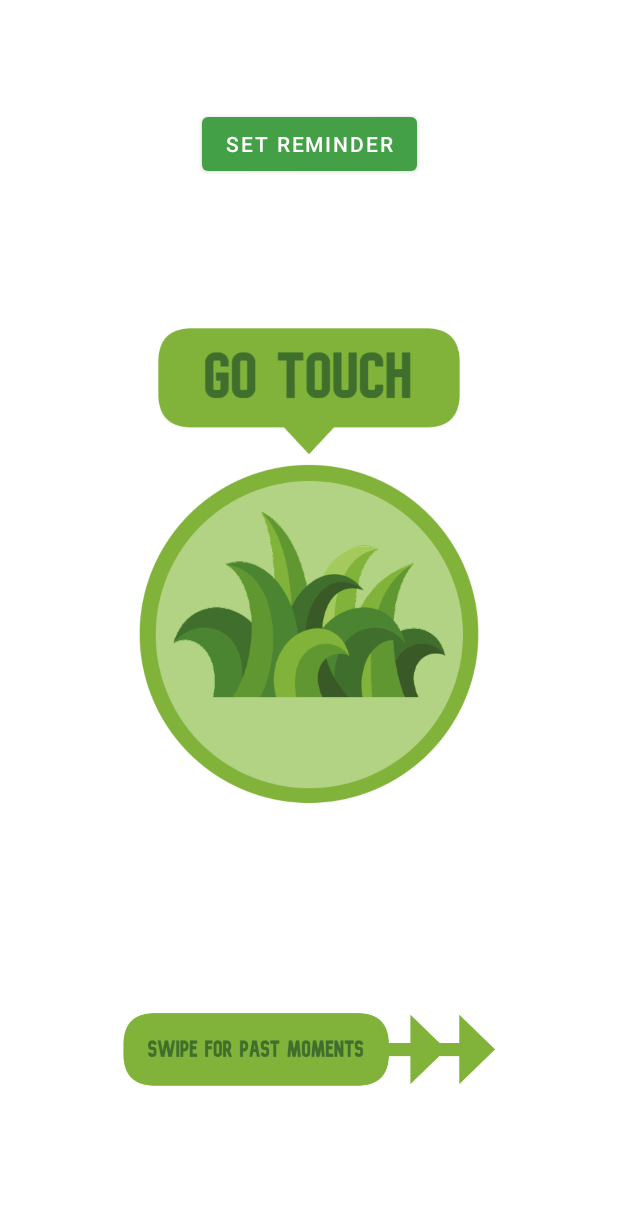
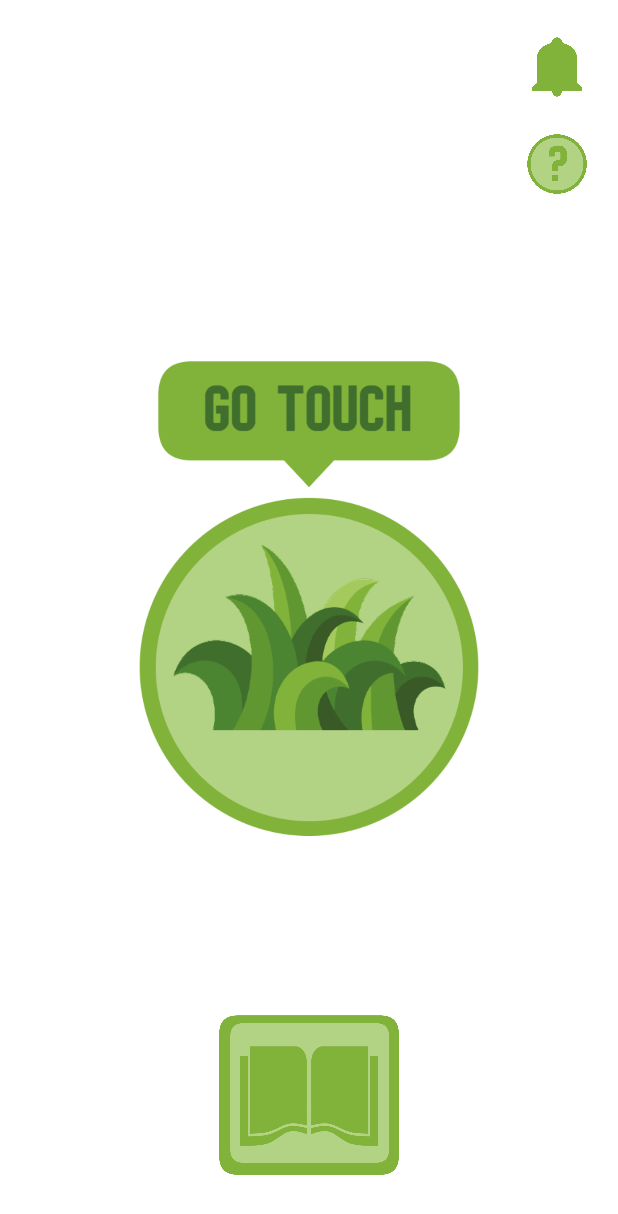
Before and after one commit to JonathanTNgo/Go-Touch-Grass, an Android app: the screen it shows after launch (MainActivity), on a phone screen of 412 x 824 dp. Shown: the top 1214 px of the screen. Run offline under Robolectric (Android 15) with nearby library versions, the phone set to English and light mode, and no system bars; 1 statement that could not run was skipped.

Commit message:
updated UI. Changed reminder button. Changed log button from swipe to button (remove onswipelistener.kt?), Added content descriptors to xmls

```diff
--- a/app/src/main/java/com/john/gotouchgrass/ui/order/GrassScreen.kt
+++ b/app/src/main/java/com/john/gotouchgrass/ui/order/GrassScreen.kt
@@ -54,9 +54,28 @@ class GrassScreen : Fragment()  {
         val viewModelFactory = SearchViewModelFactory(weatherAPI)
         weatherViewModel = ViewModelProvider(this, viewModelFactory).get(GrassScreenViewModel::class.java)
 
+        // Set for the grass button. Should switch to home fragment when clicked
         binding.grassImage.setOnClickListener {
             viewModel.startTime()
             findNavController().navigate(R.id.action_grassScreen_to_homeScreen)
+        }
+
+        // Notification button allows the user to set up a push notification reminder
+        binding.reminderButton.setOnClickListener {
+            val dialog = ReminderDialogFragment()
+            dialog.show(childFragmentManager, "DialogFragment")
+        }
+
+        // Book button opens the log fragment
+        binding.logButton.setOnClickListener {
+            Toast.makeText(activity, "Button Clicked", Toast.LENGTH_SHORT).show()
+            findNavController().navigate(R.id.action_grassScreen_to_frag_log)
+        }
+
+        // Help button opens the help fragment
+        binding.helpButton.setOnClickListener {
+            Toast.makeText(activity, "Button Clicked", Toast.LENGTH_SHORT).show()
+            findNavController().navigate(R.id.action_grassScreen_to_frag_help)
         }
 
         fusedLocationProviderContent = activity?.let {
@@ -84,42 +103,12 @@ class GrassScreen : Fragment()  {
 
         getCurrentLocation()
 
-        binding.reminderButton.setOnClickListener {
-            val dialog = ReminderDialogFragment()
-            dialog.show(childFragmentManager, "DialogFragment")
-        }
-
         if (viewModel.getTemp() != null) {
             binding.tempTxt.text = viewModel.getTemp().toString();
         }
 
 
         super.onCreate(savedInstanceState)
-        root.setOnTouchListener(object : OnSwipeTouchListener(activity) {
-            override fun onSwipeRight() {
-                super.onSwipeRight()
-                Log.d( "Right", "WENT right")
-                findNavController().navigate(R.id.action_grassScreen_to_frag_log)
-            }
-//            override fun onSwipeLeft() {
-//                super.onSwipeLeft()
-//                Log.d( "Left", "WENT left")
-//                findNavController().navigate(R.id.action_grassScreen_to_frag_log)
-//                Toast.makeText(activity, "Swipe Left gesture detected",
-//                    Toast.LENGTH_SHORT)
-//                    .show()
-//            }
-//            override fun onSwipeUp() {
-//                super.onSwipeUp()
-//                Toast.makeText(activity, "Swipe up gesture detected", Toast.LENGTH_SHORT)
-//                    .show()
-//            }
-//            override fun onSwipeDown() {
-//                super.onSwipeDown()
-//                Toast.makeText(activity, "Swipe down gesture detected", Toast.LENGTH_SHORT)
-//                    .show()
-//            }
-        })
         return root
     }
 
@@ -164,7 +153,6 @@ class GrassScreen : Fragment()  {
                 Toast.makeText(activity, "Turn on Location for Weather Services", Toast.LENGTH_SHORT).show()
             }
         } else {
-            Log.d("hello", "entering8")
             requestPermission()
         }
     }
--- a/app/src/main/res/layout-land/fragment_grass_screen.xml
+++ b/app/src/main/res/layout-land/fragment_grass_screen.xml
@@ -11,23 +11,56 @@
         android:layout_width="wrap_content"
         android:layout_height="wrap_content"
         android:textAppearance="@style/TextAppearance.AppCompat.Body1"
+        android:contentDescription="@string/temperature_text"
         android:textSize="35sp"
         android:textStyle="bold"
-        android:layout_marginTop = "8dp"
+        android:layout_marginTop ="20dp"
         android:layout_marginEnd="8dp"
-        app:layout_constraintEnd_toEndOf="parent"
+        app:layout_constraintEnd_toStartOf="@id/reminder_button"
+        app:layout_constraintStart_toEndOf="@id/grass_image"
         app:layout_constraintTop_toTopOf="parent" />
 
-    <Button
+    <ImageView
         android:id="@+id/reminder_button"
-        android:layout_width="wrap_content"
-        android:layout_height="wrap_content"
+        android:layout_width="0dp"
+        android:layout_height="0dp"
+        app:layout_constraintHeight_percent=".1"
+        app:layout_constraintWidth_percent=".06"
+        android:contentDescription="@string/reminder_txt"
+        android:layout_marginTop="20dp"
         android:scaleType="fitCenter"
-        android:layout_marginTop="10dp"
         app:layout_constraintTop_toTopOf="parent"
-        app:layout_constraintStart_toStartOf="@+id/swipe_indicator"
+        app:layout_constraintStart_toEndOf="@+id/grass_image"
+        app:layout_constraintEnd_toEndOf="parent"
+        app:srcCompat="@drawable/notification_button" />
+
+    <ImageView
+        android:id="@+id/help_button"
+        android:layout_width="0dp"
+        android:layout_height="0dp"
+        app:layout_constraintHeight_percent=".1"
+        app:layout_constraintWidth_percent=".5"
+        android:contentDescription="@string/help_txt"
+        android:layout_marginTop="20dp"
+        android:scaleType="fitCenter"
+        app:layout_constraintTop_toBottomOf="@id/reminder_button"
+        app:layout_constraintStart_toEndOf="@id/grass_image"
+        app:layout_constraintEnd_toEndOf="parent"
+        app:srcCompat="@drawable/help_button" />
+
+    <ImageView
+        android:id="@+id/log_button"
+        android:layout_width="0dp"
+        android:layout_height="0dp"
+        app:layout_constraintHeight_percent=".3"
+        app:layout_constraintWidth_percent=".18"
+        android:contentDescription="@string/log_txt"
+        android:layout_marginBottom="20dp"
+        android:scaleType="fitCenter"
+        app:layout_constraintBottom_toBottomOf="parent"
+        app:layout_constraintStart_toStartOf="parent"
         app:layout_constraintEnd_toStartOf="@id/grass_image"
-        android:text="@string/set_reminder" />
+        app:srcCompat="@drawable/log_button" />
 
     <ImageView
         android:id="@+id/grass_image"
@@ -35,41 +68,15 @@
         android:layout_height="0dp"
         app:layout_constraintHeight_percent=".8"
         app:layout_constraintWidth_percent=".5"
+        android:contentDescription="@string/grass_button_txt"
         android:layout_marginTop="25dp"
         android:adjustViewBounds="true"
         android:scaleType="fitCenter"
         android:visibility="visible"
         app:layout_constraintBottom_toBottomOf="parent"
         app:layout_constraintEnd_toEndOf="parent"
+        app:layout_constraintStart_toStartOf="parent"
         app:layout_constraintTop_toTopOf="parent"
         app:srcCompat="@drawable/grass_button" />
 
-    <ImageView
-        android:id="@+id/swipe_indicator"
-        android:layout_width="0dp"
-        android:layout_height="0dp"
-        android:adjustViewBounds="true"
-        android:scaleType="fitCenter"
-        android:visibility="visible"
-        app:layout_constraintBottom_toBottomOf="parent"
-        app:layout_constraintHeight_percent=".2"
-        app:layout_constraintEnd_toStartOf="@+id/grass_image"
-        app:layout_constraintTop_toBottomOf="@id/reminder_button"
-        app:layout_constraintWidth_percent=".4"
-        app:srcCompat="@drawable/swipe_indicator" />
-
-    <!--This is the text that appears on the home screen.
-    It can either be about touching grass or going home.
-    It is initially about grass. -->
-
-<!--    <Button-->
-<!--        android:id="@+id/city_button"-->
-<!--        android:layout_width="wrap_content"-->
-<!--        android:layout_height="wrap_content"-->
-<!--        android:layout_marginTop="0dp"-->
-<!--        app:layout_constraintEnd_toEndOf="@+id/city_search"-->
-<!--        android:text="Enter"-->
-<!--        app:layout_constraintTop_toBottomOf="@+id/city_search" />-->
-
-
 </androidx.constraintlayout.widget.ConstraintLayout>
--- a/app/src/main/res/layout-land/fragment_home_screen.xml
+++ b/app/src/main/res/layout-land/fragment_home_screen.xml
@@ -14,7 +14,7 @@
         app:layout_constraintWidth_percent=".4"
         android:scaleType="fitCenter"
         android:visibility="visible"
-        android:contentDescription="@string/grass_description"
+        android:contentDescription="@string/house_txt"
         app:layout_constraintBottom_toTopOf="@id/camera_button"
         app:layout_constraintEnd_toStartOf="@id/iv"
         app:layout_constraintStart_toStartOf="parent"
@@ -28,7 +28,7 @@
         app:layout_constraintHeight_percent=".2"
         app:layout_constraintWidth_percent=".4"
         android:src="@drawable/photo_button"
-        android:contentDescription="This is the button to a photo of your moment"
+        android:contentDescription="@string/camera_txt"
         app:layout_constraintBottom_toBottomOf="parent"
         app:layout_constraintEnd_toEndOf="@id/house_button"
         app:layout_constraintStart_toStartOf="@id/house_button"
--- a/app/src/main/res/layout/fragment_frag_confetti.xml
+++ b/app/src/main/res/layout/fragment_frag_confetti.xml
@@ -14,7 +14,8 @@
         app:layout_constraintBottom_toBottomOf="parent"
         app:layout_constraintLeft_toLeftOf="parent"
         app:layout_constraintRight_toRightOf="parent"
-        app:layout_constraintTop_toTopOf="parent" />
+        app:layout_constraintTop_toTopOf="parent"
+        android:contentDescription="@string/confetti"/>
 
     <!--This displays the amount of time a user has spent outside.-->
     <TextView
@@ -23,6 +24,7 @@
         app:layout_constraintEnd_toEndOf="parent"
         app:layout_constraintStart_toStartOf="parent"
         app:layout_constraintTop_toTopOf="parent"
+        android:contentDescription="@string/time_txt"
         tools:text = "YOU SPENT 30 MINUTES OUTSIDE!"
         android:textSize="50sp"
         android:gravity="center"
@@ -35,6 +37,7 @@
         android:id="@+id/home_button"
         android:layout_width="wrap_content"
         android:layout_height="wrap_content"
+        android:contentDescription="@string/start_over_txt"
         android:text="@string/home_button"
         android:textSize="50sp"
         app:layout_constraintBottom_toBottomOf="parent"
--- a/app/src/main/res/layout/fragment_grass_screen.xml
+++ b/app/src/main/res/layout/fragment_grass_screen.xml
@@ -11,23 +11,43 @@
         android:layout_width="wrap_content"
         android:layout_height="wrap_content"
         android:textAppearance="@style/TextAppearance.AppCompat.Body1"
+        android:contentDescription="@string/temperature_text"
         android:textSize="35sp"
         android:textStyle="bold"
-        android:layout_marginTop = "8dp"
-        android:layout_marginEnd="8dp"
-        app:layout_constraintEnd_toEndOf="parent"
+        android:layout_marginTop = "20dp"
+        android:layout_marginEnd="20dp"
+        app:layout_constraintEnd_toStartOf="@id/reminder_button"
         app:layout_constraintTop_toTopOf="parent" />
 
-    <Button
+    <ImageView
         android:id="@+id/reminder_button"
-        android:layout_width="wrap_content"
-        android:layout_height="wrap_content"
+        android:layout_width="0dp"
+        android:layout_height="0dp"
+        app:layout_constraintHeight_percent=".06"
+        app:layout_constraintWidth_percent=".1"
+        android:contentDescription="@string/reminder_txt"
+        android:layout_marginTop="20dp"
+        android:layout_marginEnd="40dp"
         android:scaleType="fitCenter"
-        app:layout_constraintBottom_toTopOf="@id/grass_image"
+        app:layout_constraintTop_toTopOf="parent"
+        app:layout_constraintStart_toEndOf="@+id/grass_image"
         app:layout_constraintEnd_toEndOf="parent"
-        app:layout_constraintStart_toStartOf="parent"
-        app:layout_constraintTop_toTopOf="parent"
-        android:text="@string/set_reminder" />
+        app:srcCompat="@drawable/notification_button" />
+
+    <ImageView
+        android:id="@+id/help_button"
+        android:layout_width="0dp"
+        android:layout_height="0dp"
+        app:layout_constraintHeight_percent=".06"
+        app:layout_constraintWidth_percent=".1"
+        android:contentDescription="@string/help_txt"
+        android:layout_marginTop="15dp"
+        android:layout_marginEnd="40dp"
+        android:scaleType="fitCenter"
+        app:layout_constraintTop_toBottomOf="@id/reminder_button"
+        app:layout_constraintStart_toEndOf="@id/grass_image"
+        app:layout_constraintEnd_toEndOf="parent"
+        app:srcCompat="@drawable/help_button" />
 
     <ImageView
         android:id="@+id/grass_image"
@@ -35,31 +55,30 @@
         android:layout_height="0dp"
         app:layout_constraintHeight_percent=".45"
         app:layout_constraintWidth_percent=".8"
+        android:contentDescription="@string/grass_button_txt"
         android:layout_marginBottom="25dp"
-        android:adjustViewBounds="true"
-        android:scaleType="fitCenter"
-        android:visibility="visible"
-        app:layout_constraintBottom_toTopOf="@id/swipe_indicator"
-        app:layout_constraintEnd_toEndOf="parent"
-        app:layout_constraintStart_toStartOf="parent"
-        app:layout_constraintTop_toBottomOf="@+id/reminder_button"
-        app:srcCompat="@drawable/grass_button" />
-
-    <ImageView
-        android:id="@+id/swipe_indicator"
-        android:layout_width="0dp"
-        android:layout_height="0dp"
-        app:layout_constraintHeight_percent=".1"
-        app:layout_constraintWidth_percent=".7"
-        android:layout_marginBottom="10dp"
         android:adjustViewBounds="true"
         android:scaleType="fitCenter"
         android:visibility="visible"
         app:layout_constraintBottom_toBottomOf="parent"
         app:layout_constraintEnd_toEndOf="parent"
         app:layout_constraintStart_toStartOf="parent"
-        app:layout_constraintTop_toBottomOf="@+id/grass_image"
-        app:srcCompat="@drawable/swipe_indicator" />
+        app:layout_constraintTop_toTopOf="parent"
+        app:srcCompat="@drawable/grass_button" />
+
+    <ImageView
+        android:id="@+id/log_button"
+        android:layout_width="0dp"
+        android:layout_height="0dp"
+        app:layout_constraintHeight_percent=".18"
+        app:layout_constraintWidth_percent=".3"
+        android:contentDescription="@string/log_txt"
+        android:layout_marginBottom="20dp"
+        android:scaleType="fitCenter"
+        app:layout_constraintBottom_toBottomOf="parent"
+        app:layout_constraintStart_toStartOf="parent"
+        app:layout_constraintEnd_toEndOf="parent"
+        app:srcCompat="@drawable/log_button" />
 
     <!--This is the text that appears on the home screen.
     It can either be about touching grass or going home.
--- a/app/src/main/res/layout/fragment_home_screen.xml
+++ b/app/src/main/res/layout/fragment_home_screen.xml
@@ -14,7 +14,7 @@
         app:layout_constraintWidth_percent=".6"
         android:scaleType="fitCenter"
         android:visibility="visible"
-        android:contentDescription="@string/grass_description"
+        android:contentDescription="@string/house_txt"
         app:layout_constraintBottom_toTopOf="@id/camera_button"
         app:layout_constraintEnd_toEndOf="parent"
         app:layout_constraintStart_toStartOf="parent"
@@ -28,7 +28,7 @@
         app:layout_constraintHeight_percent=".2"
         app:layout_constraintWidth_percent=".7"
         android:src="@drawable/photo_button"
-        android:contentDescription="This is the button to a photo of your moment"
+        android:contentDescription="@string/camera_txt"
         app:layout_constraintBottom_toBottomOf="parent"
         app:layout_constraintEnd_toEndOf="@id/house_button"
         app:layout_constraintStart_toStartOf="@id/house_button"
--- a/app/src/main/res/navigation/homescreen_navigation.xml
+++ b/app/src/main/res/navigation/homescreen_navigation.xml
@@ -21,6 +21,9 @@
         <action
             android:id="@+id/action_grassScreen_to_frag_log"
             app:destination="@id/frag_log" />
+        <action
+            android:id="@+id/action_grassScreen_to_frag_help"
+            app:destination="@id/frag_help" />
     </fragment>
     <fragment
         android:id="@+id/homeScreen"
@@ -58,4 +61,8 @@
             android:id="@+id/action_frag_log_to_grassScreen"
             app:destination="@id/grassScreen" />
     </fragment>
+    <fragment
+        android:id="@+id/frag_help"
+        android:name="com.john.gotouchgrass.ui.order.frag_help"
+        android:label="frag_help" />
 </navigation>
--- a/app/src/main/res/values/strings.xml
+++ b/app/src/main/res/values/strings.xml
@@ -25,4 +25,20 @@
     <string name="grass_reminder">Remind me to go outside in...</string>
     <string name="set_reminder">Set Reminder</string>
     <string name="what_city_are_you_in">What city are you in?</string>
+    <string name="temperature_text">Temperature text</string>
+    <string name="reminder_txt">Button to set up reminders</string>
+    <string name="help_txt">Button to bring up help screen</string>
+    <string name="grass_button_txt">Button to start timer outside</string>
+    <string name="log_txt">Button to bring up past moments outside</string>
+    <string name="help_log">Everytime you go outside and come back in, your moment outside is recorded and stored into the logs. To view your moments, press the book button.</string>
+    <string name="help_reminder">This bell icon is used to set reminders for yourself to go outside</string>
+    <string name="help_grass">This grass is a button used to mark the start of going outside</string>
+    <string name="help_house">This house is a button used to mark the end of your time outside</string>
+    <string name="house_txt">Button to mark the end of time outside</string>
+    <string name="camera_txt">This is the button to take a photo of your moment outside</string>
+    <string name="outside_txt">Text box to enter what you did outside</string>
+    <string name="submit_txt">Button to submit your text</string>
+    <string name="time_txt">Text displaying time spent outside</string>
+    <string name="start_over_txt">Button to go back to the starting grass button</string>
+    <string name="confetti">Animation of confetti congratulating the user</string>
 </resources>
```
Also changed, not shown: app/src/main/java/com/john/gotouchgrass/ui/order/ConfettiScreen.kt (deleted, +0 -69 lines), app/src/main/java/com/john/gotouchgrass/ui/order/LogScreen.kt (deleted, +0 -31 lines), app/src/main/java/com/john/gotouchgrass/ui/order/RatingScreen.kt (deleted, +0 -56 lines), app/src/main/java/com/john/gotouchgrass/ui/order/frag_help.kt (added, +24 -0 lines), app/src/main/res/layout-land/fragment_frag_rating.xml (+7 -38 lines), app/src/main/res/layout/activity_log_screen.xml (deleted, +0 -31 lines), app/src/main/res/layout/fragment_frag_help.xml (added, +114 -0 lines), app/src/main/res/layout/fragment_frag_rating.xml (+4 -25 lines), app/src/main/res/drawable/help_button.png (added), app/src/main/res/drawable/log_button.png (added), app/src/main/res/drawable/notification_button.png (added).
